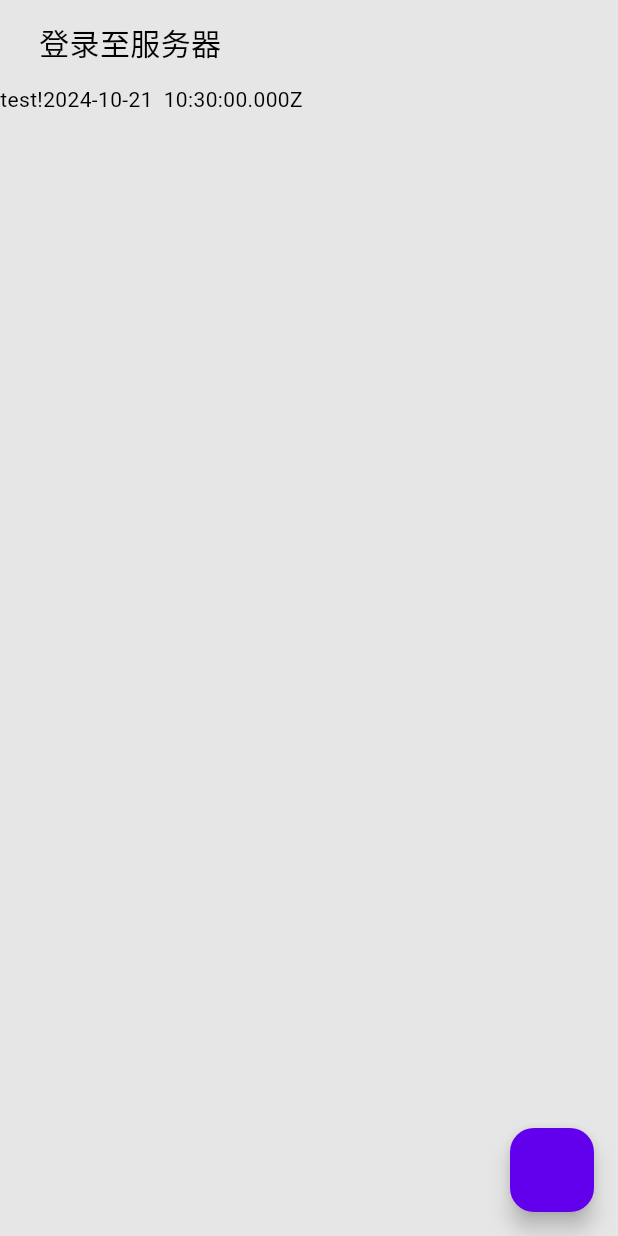
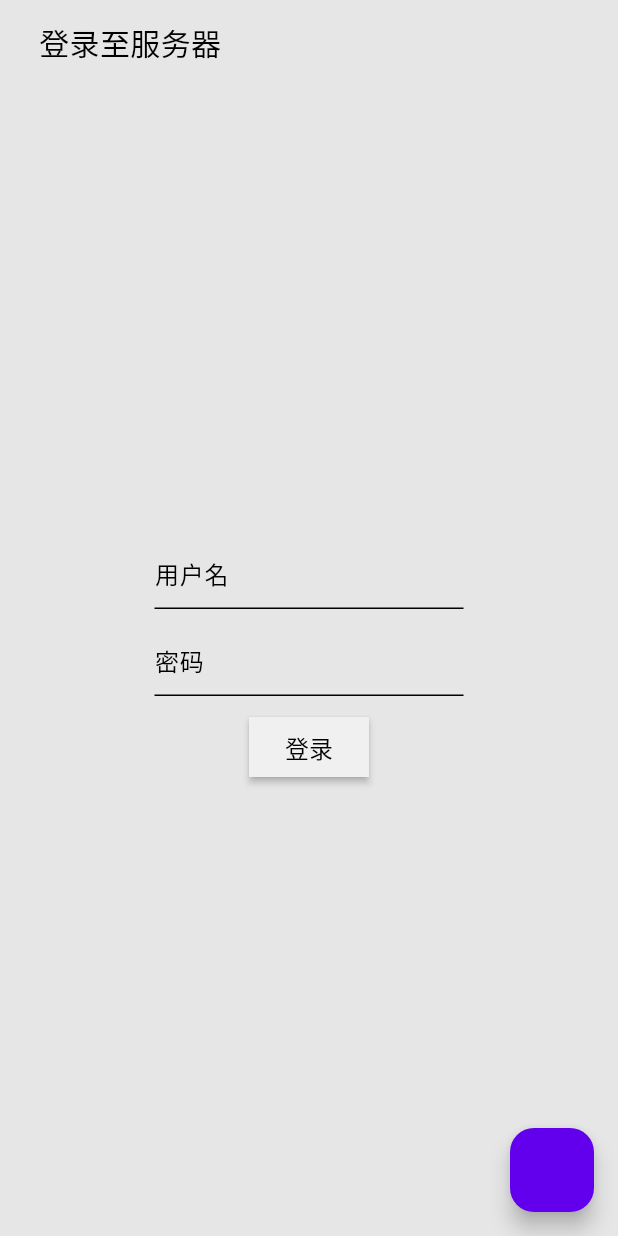
Before and after one commit to PrimogemStudio/neo-starrail-chatui, a Flutter app: the screen it shows after launch, on a phone screen of 412 x 824 dp. Run offline on Flutter 3.47's test engine with Material 3 defaults, Android fonts, the phone set to English and light mode, and no system bars; Roboto replaces fonts that are missing (StarRailFont_bundle).

Commit message:
添加登录页面内容

```diff
--- a/lib/page/login_page.dart
+++ b/lib/page/login_page.dart
@@ -1,4 +1,6 @@
 import 'package:flutter/material.dart';
+
+import '../controls/sr_buttonstyles.dart';
 
 class LoginPage extends StatefulWidget {
   const LoginPage({super.key});
@@ -8,8 +10,34 @@ class LoginPage extends StatefulWidget {
 }
 
 class LoginPageState extends State<LoginPage> {
+  var username = TextEditingController();
+  var password = TextEditingController();
   @override
   Widget build(BuildContext context) {
-    return Scaffold(body: Text("test!${DateTime.timestamp()}"));
+    return Scaffold(
+        body: Center(
+            child: SizedBox(
+                width: MediaQuery.of(context).size.width / 2,
+                child: Column(
+                    mainAxisAlignment: MainAxisAlignment.center,
+                    children: [
+                      TextField(
+                          controller: username,
+                          decoration: const InputDecoration(
+                            hintText: '用户名',
+                          )),
+                      const Padding(padding: EdgeInsets.all(5)),
+                      TextField(
+                          controller: password,
+                          obscureText: true,
+                          decoration: const InputDecoration(
+                            hintText: '密码',
+                          )),
+                      const Padding(padding: EdgeInsets.all(5)),
+                      ElevatedButton(
+                          style: srStyle,
+                          child: const Text('登录'),
+                          onPressed: () async {})
+                    ]))));
   }
 }
```
